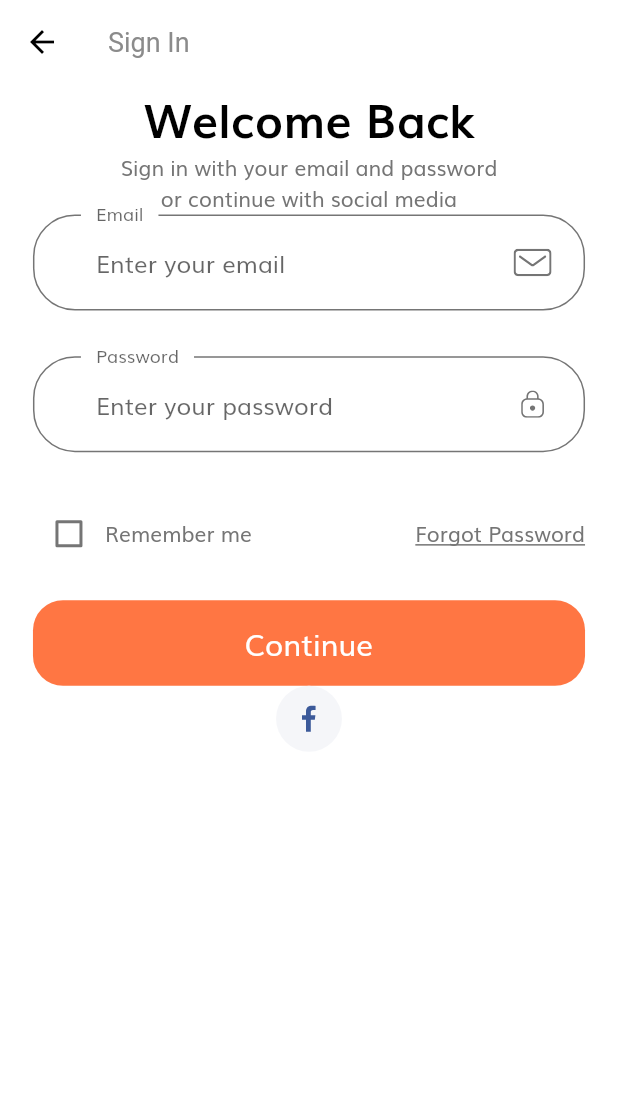
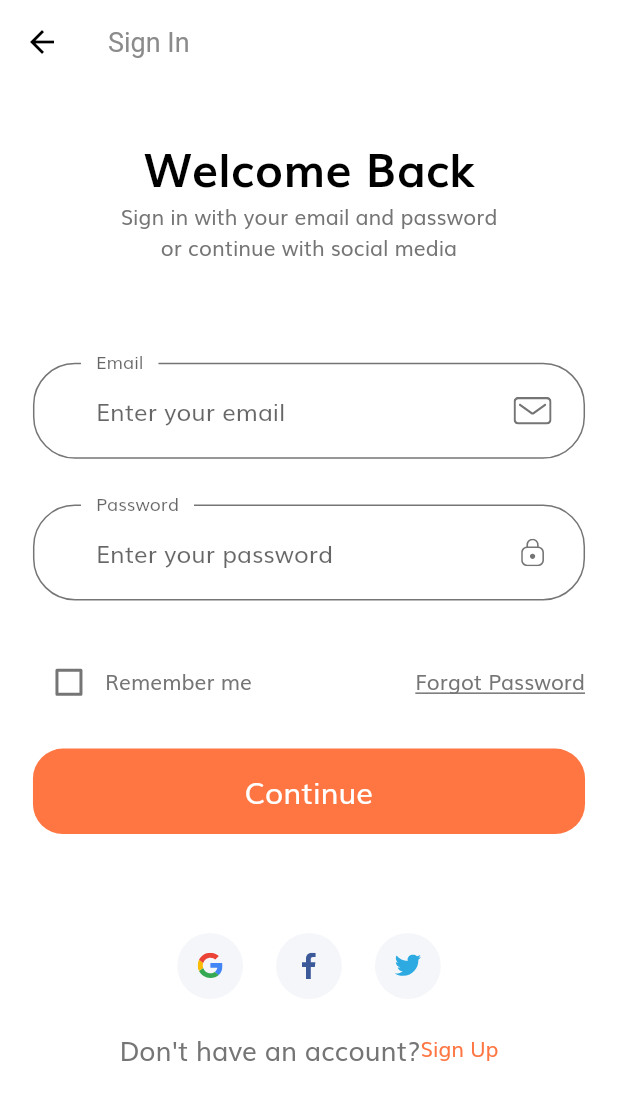
Before and after one commit to karseng9898/Flutter-E-Commerce, a Flutter app: the screen it shows after launch, after a tap on "Continue", on a phone screen of 412 x 824 dp. Shown: the top 1100 px of the screen. Run offline on Flutter 3.47's test engine with Material 2 defaults, Android fonts, the phone set to English and light mode, and no system bars; our stand-ins replace flutter_svg.

Commit message:
complete onboarding UI

```diff
--- /dev/null
+++ b/lib/components/no_account_text.dart
@@ -0,0 +1,30 @@
+import 'package:flutter/material.dart';
+
+import '../constants.dart';
+import '../size_config.dart';
+
+class NoAccountText extends StatelessWidget {
+  const NoAccountText({
+    Key? key,
+  }) : super(key: key);
+
+  @override
+  Widget build(BuildContext context) {
+    return Row(
+      mainAxisAlignment: MainAxisAlignment.center,
+      children: [
+        Text(
+          "Don't have an account?",
+          style: TextStyle(
+            fontSize: getProportionateScreenWidth(16),
+          ),
+        ),
+        GestureDetector(
+            // enableFeedback: true,
+            onTap: () {},
+            child:
+                const Text("Sign Up", style: TextStyle(color: kPrimaryColor)))
+      ],
+    );
+  }
+}
--- /dev/null
+++ b/lib/components/social_icon_button.dart
@@ -0,0 +1,33 @@
+import 'package:flutter/material.dart';
+import 'package:flutter_svg/flutter_svg.dart';
+
+import '../size_config.dart';
+
+class SocialIconButton extends StatelessWidget {
+  const SocialIconButton({
+    Key? key,
+    required this.icon,
+    required this.onTap,
+  }) : super(key: key);
+
+  final String icon;
+  final void Function() onTap;
+
+  @override
+  Widget build(BuildContext context) {
+    return Container(
+      margin: EdgeInsets.symmetric(horizontal: getProportionateScreenWidth(10)),
+      padding: EdgeInsets.all(getProportionateScreenWidth(12)),
+      height: getProportionateScreenWidth(40),
+      width: getProportionateScreenWidth(40),
+      decoration: const BoxDecoration(
+        color: Color(0xFFF5F6F9),
+        shape: BoxShape.circle,
+      ),
+      child: GestureDetector(
+        onTap: onTap,
+        child: SvgPicture.asset(icon),
+      ),
+    );
+  }
+}
--- a/lib/main.dart
+++ b/lib/main.dart
@@ -1,6 +1,6 @@
 import 'package:flutter/material.dart';
 
-import 'route.dart';
+import 'routes.dart';
 import 'screens/splash/splash_screen.dart';
 import 'theme.dart';
 
--- a/lib/route.dart
+++ b/lib/routes.dart
@@ -2,8 +2,12 @@ import 'package:flutter/material.dart';
 
 import './screens/splash/splash_screen.dart';
 import './screens/sign_in/sign_in_screen.dart';
+import './screens/login_success/login_success_screen.dart';
+import './screens/forgot_password/forgot_password_screen.dart';
 
 final Map<String, WidgetBuilder> routes = {
   SplashScreen.routeName: (context) => const SplashScreen(),
   SignInScreen.routeName: (context) => const SignInScreen(),
+  ForgotPasswordScreen.routeName: (context) => const ForgotPasswordScreen(),
+  LoginSuccessScreen.routeName: (context) => const LoginSuccessScreen(),
 };
--- a/lib/screens/sign_in/components/body.dart
+++ b/lib/screens/sign_in/components/body.dart
@@ -1,6 +1,8 @@
 import 'package:e_commerce_test/size_config.dart';
 import 'package:flutter/material.dart';
 
+import '../../../components/no_account_text.dart';
+import '../../../components/social_icon_button.dart';
 import 'sign_form.dart';
 
 class Body extends StatelessWidget {
@@ -14,8 +16,10 @@ class Body extends StatelessWidget {
         child: Padding(
           padding:
               EdgeInsets.symmetric(horizontal: getProportionateScreenWidth(20)),
+          child: SingleChildScrollView(
             child: Column(
               children: [
+                SizedBox(height: SizeConfig.screenHeight * 0.04),
                 Text(
                   "Welcome Back",
                   style: TextStyle(
@@ -28,8 +32,33 @@ class Body extends StatelessWidget {
                   "Sign in with your email and password \nor continue with social media",
                   textAlign: TextAlign.center,
                 ),
+                SizedBox(height: SizeConfig.screenHeight * 0.08),
                 const SignForm(),
+                SizedBox(height: SizeConfig.screenHeight * 0.08),
+                Row(
+                  mainAxisAlignment: MainAxisAlignment.center,
+                  children: [
+                    SocialIconButton(
+                      icon: "assets/icons/google-icon.svg",
+                      onTap: () {},
+                    ),
+                    SocialIconButton(
+                      icon: "assets/icons/facebook-2.svg",
+                      onTap: () {},
+                    ),
+                    SocialIconButton(
+                      icon: "assets/icons/twitter.svg",
+                      onTap: () {},
+                    )
                   ],
+                ),
+                SizedBox(height: getProportionateScreenHeight(20)),
+                const NoAccountText(),
+                SizedBox(
+                  height: getProportionateScreenHeight(40),
+                )
+              ],
+            ),
           ),
         ),
       ),
--- a/lib/screens/sign_in/components/sign_form.dart
+++ b/lib/screens/sign_in/components/sign_form.dart
@@ -1,11 +1,12 @@
 import 'package:flutter/material.dart';
-import 'package:flutter_svg/svg.dart';
 
 import '../../../components/custom_suffix_icon.dart';
 import '../../../components/default_button.dart';
 import '../../../components/form_error.dart';
 import '../../../constants.dart';
 import '../../../size_config.dart';
+import '../../forgot_password/forgot_password_screen.dart';
+import '../../login_success/login_success_screen.dart';
 
 class SignForm extends StatefulWidget {
   const SignForm({super.key});
@@ -47,9 +48,13 @@ class _SignFormState extends State<SignForm> {
               ),
               const Text("Remember me"),
               const Spacer(),
-              const Text(
-                "Forgot Password",
-                style: TextStyle(decoration: TextDecoration.underline),
+              GestureDetector(
+                onTap: () => Navigator.of(context)
+                    .pushNamed(ForgotPasswordScreen.routeName),
+                child: const Text(
+                  "Forgot Password",
+                  style: TextStyle(decoration: TextDecoration.underline),
+                ),
               )
             ],
           ),
@@ -60,12 +65,9 @@ class _SignFormState extends State<SignForm> {
             onPressed: () {
               if (_formKey.currentState?.validate() ?? false) {
                 _formKey.currentState?.save();
+                Navigator.of(context).pushNamed(LoginSuccessScreen.routeName);
               }
             },
-          ),
-          SocialIconButton(
-            icon: "assets/icons/facebook-2.svg",
-            onTap: () {},
           ),
         ],
       ),
@@ -132,10 +134,12 @@ class _SignFormState extends State<SignForm> {
       setState(() {
         errors.add(kEmailNullError);
       });
+      return "";
     } else if (!emailValidatorRegExp.hasMatch(value)) {
       setState(() {
         errors.add(kInvalidEmailError);
       });
+      return "";
     }
 
     return null;
@@ -148,39 +152,13 @@ class _SignFormState extends State<SignForm> {
       setState(() {
         errors.add(kPassNullError);
       });
+      return "";
     } else if (value.length < 8) {
       setState(() {
         errors.add(kShortPassError);
       });
+      return "";
     }
     return null;
   }
 }
-
-class SocialIconButton extends StatelessWidget {
-  const SocialIconButton({
-    Key? key,
-    required this.icon,
-    required this.onTap,
-  }) : super(key: key);
-
-  final String icon;
-  final void Function() onTap;
-
-  @override
-  Widget build(BuildContext context) {
-    return InkWell(
-      onTap: onTap,
-      child: Container(
-        padding: EdgeInsets.all(getProportionateScreenWidth(12)),
-        height: getProportionateScreenWidth(40),
-        width: getProportionateScreenWidth(40),
-        decoration: const BoxDecoration(
-          color: Color(0xFFF5F6F9),
-          shape: BoxShape.circle,
-        ),
-        child: SvgPicture.asset(icon),
-      ),
-    );
-  }
-}
```
Also changed, not shown: lib/screens/forgot_password/components/body.dart (added, +121 -0 lines), lib/screens/forgot_password/forgot_password_screen.dart (added, +19 -0 lines), lib/screens/login_success/components/body.dart (added, +36 -0 lines), lib/screens/login_success/login_success_screen.dart (added, +19 -0 lines). Lines whose indentation alone changed are shown as unchanged.
